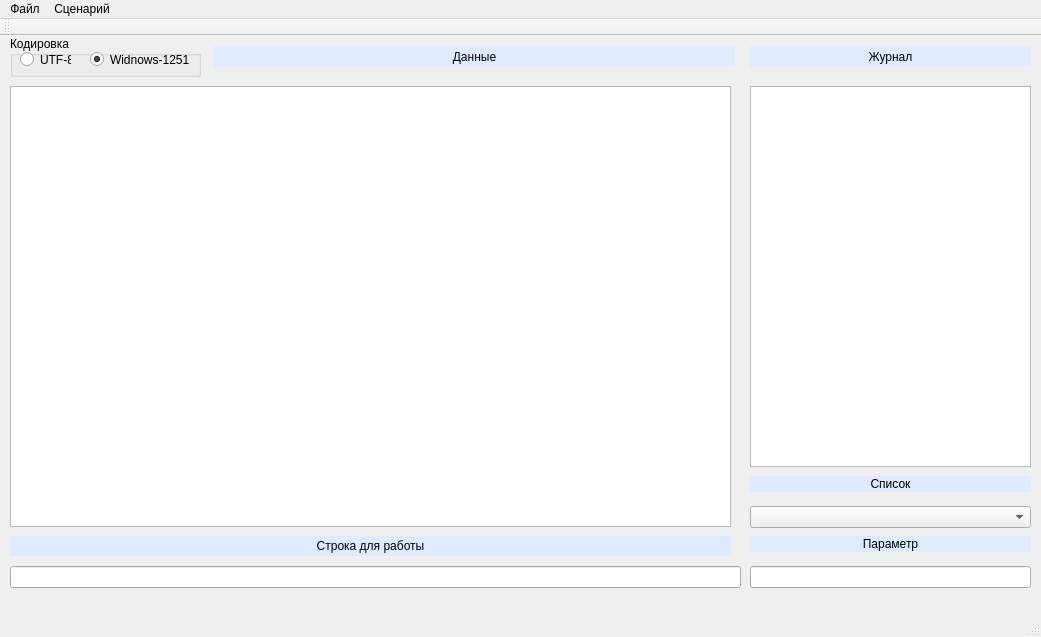
This is mainwindow.ui in sas26031962/TextControl0 as Qt 5 draws it before an edit. The edited form follows.
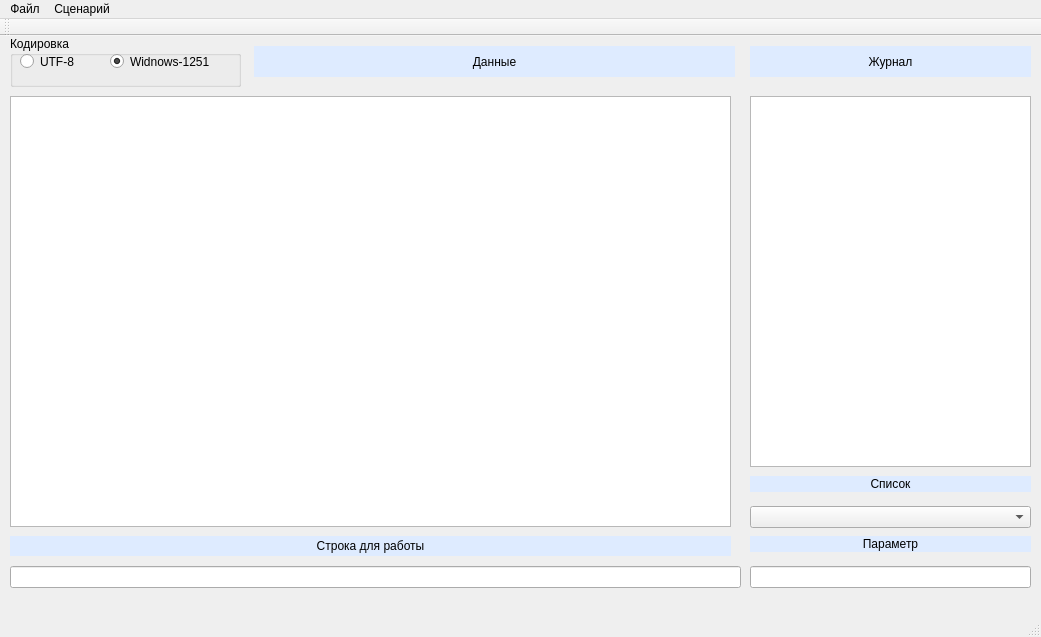
This is the edited form.

What changed in the file:
```diff
--- a/mainwindow.ui
+++ b/mainwindow.ui
@@ -18,9 +18,9 @@
     <property name="geometry">
      <rect>
       <x>10</x>
-      <y>50</y>
+      <y>60</y>
       <width>721</width>
-      <height>441</height>
+      <height>431</height>
      </rect>
     </property>
    </widget>
@@ -28,19 +28,19 @@
     <property name="geometry">
      <rect>
       <x>750</x>
-      <y>50</y>
+      <y>60</y>
       <width>281</width>
-      <height>381</height>
+      <height>371</height>
      </rect>
     </property>
    </widget>
    <widget class="QLabel" name="labelDataCaption">
     <property name="geometry">
      <rect>
-      <x>214</x>
+      <x>254</x>
       <y>10</y>
-      <width>521</width>
-      <height>21</height>
+      <width>481</width>
+      <height>31</height>
      </rect>
     </property>
     <property name="styleSheet">
@@ -59,7 +59,7 @@
       <x>750</x>
       <y>10</y>
       <width>281</width>
-      <height>21</height>
+      <height>31</height>
      </rect>
     </property>
     <property name="styleSheet">
@@ -135,8 +135,8 @@
      <rect>
       <x>10</x>
       <y>0</y>
-      <width>191</width>
-      <height>41</height>
+      <width>231</width>
+      <height>51</height>
      </rect>
     </property>
     <property name="title">
@@ -147,8 +147,8 @@
       <rect>
        <x>10</x>
        <y>15</y>
-       <width>51</width>
-       <height>17</height>
+       <width>71</width>
+       <height>21</height>
       </rect>
      </property>
      <property name="text">
@@ -158,10 +158,10 @@
     <widget class="QRadioButton" name="radioButtonWindows1251">
      <property name="geometry">
       <rect>
-       <x>80</x>
+       <x>100</x>
        <y>15</y>
-       <width>101</width>
-       <height>17</height>
+       <width>121</width>
+       <height>21</height>
       </rect>
      </property>
      <property name="text">
```
Left out of the diff: 2 changed lines with no effect on the pictures.
